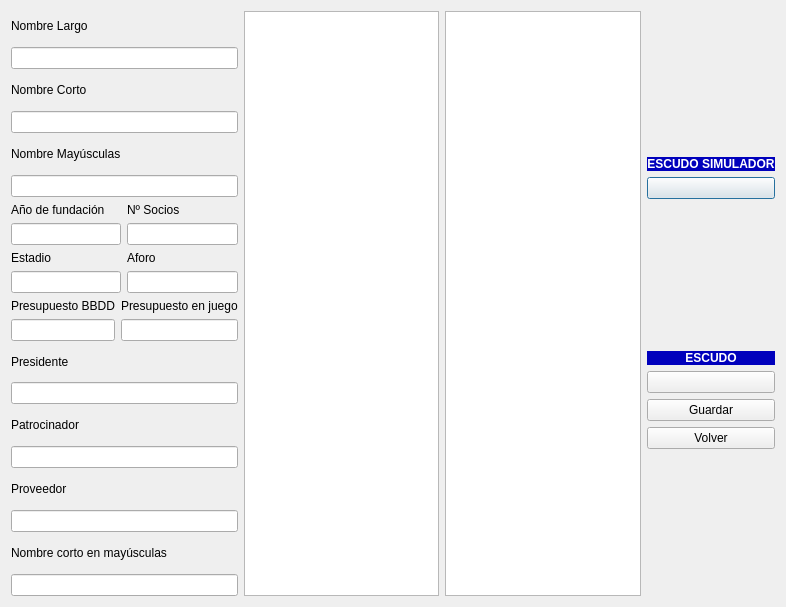
Before: the Qt Designer form FUTBOL_RELOAD/dialogequipos.ui in pcnimdock/FUTBOL_RELOAD, drawn with Qt 5.
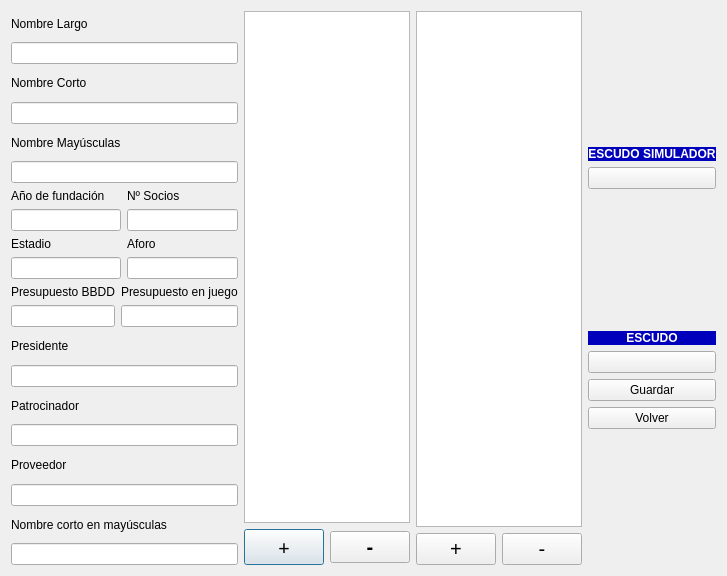
After: the same form once the commit is applied. Custom widgets are drawn as their Qt base class.

Diff of the .ui file:
```diff
--- a/FUTBOL_RELOAD/dialogequipos.ui
+++ b/FUTBOL_RELOAD/dialogequipos.ui
@@ -6,15 +6,15 @@
    <rect>
     <x>0</x>
     <y>0</y>
-    <width>786</width>
-    <height>607</height>
+    <width>666</width>
+    <height>576</height>
    </rect>
   </property>
   <property name="windowTitle">
    <string>Edición de equipo</string>
   </property>
-  <layout class="QHBoxLayout" name="horizontalLayout">
-   <item>
+  <layout class="QGridLayout" name="gridLayout_2">
+   <item row="0" column="0">
     <layout class="QVBoxLayout" name="verticalLayout_17">
      <item>
       <layout class="QVBoxLayout" name="verticalLayout_3">
@@ -211,6 +211,8 @@
      </item>
     </layout>
    </item>
+   <item row="0" column="1">
+    <layout class="QHBoxLayout" name="horizontalLayout_5">
    <item>
     <spacer name="horizontalSpacer">
      <property name="orientation">
@@ -225,7 +227,7 @@
     </spacer>
    </item>
    <item>
-    <layout class="QHBoxLayout" name="horizontalLayout_14">
+      <layout class="QVBoxLayout" name="verticalLayout_19">
      <item>
       <widget class="QTableView" name="tableView_jugadores">
        <property name="editTriggers">
@@ -234,7 +236,9 @@
       </widget>
      </item>
      <item>
-      <spacer name="horizontalSpacer_2">
+        <layout class="QHBoxLayout" name="horizontalLayout_4">
+         <item>
+          <spacer name="horizontalSpacer_5">
        <property name="orientation">
         <enum>Qt::Horizontal</enum>
        </property>
@@ -246,6 +250,45 @@
        </property>
       </spacer>
      </item>
+         <item>
+          <layout class="QHBoxLayout" name="horizontalLayout">
+           <item>
+            <widget class="QPushButton" name="btn_mas_jugador">
+             <property name="font">
+              <font>
+               <family>Sans Serif</family>
+               <pointsize>15</pointsize>
+               <weight>50</weight>
+               <bold>false</bold>
+              </font>
+             </property>
+             <property name="text">
+              <string>+</string>
+             </property>
+            </widget>
+           </item>
+           <item>
+            <widget class="QPushButton" name="btn_menos_jugador">
+             <property name="font">
+              <font>
+               <pointsize>15</pointsize>
+               <weight>75</weight>
+               <bold>true</bold>
+              </font>
+             </property>
+             <property name="text">
+              <string>-</string>
+             </property>
+            </widget>
+           </item>
+          </layout>
+         </item>
+        </layout>
+       </item>
+      </layout>
+     </item>
+     <item>
+      <layout class="QVBoxLayout" name="verticalLayout_18">
      <item>
       <widget class="QTableView" name="tableView_entrenadores">
        <property name="editTriggers">
@@ -254,19 +297,81 @@
       </widget>
      </item>
      <item>
+        <layout class="QHBoxLayout" name="horizontalLayout_3">
+         <item>
+          <layout class="QHBoxLayout" name="horizontalLayout_2">
+           <item>
+            <spacer name="horizontalSpacer_4">
+             <property name="orientation">
+              <enum>Qt::Horizontal</enum>
+             </property>
+             <property name="sizeHint" stdset="0">
+              <size>
+               <width>40</width>
+               <height>20</height>
+              </size>
+             </property>
+            </spacer>
+           </item>
+           <item>
+            <widget class="QPushButton" name="btn_mas_entrenador">
+             <property name="font">
+              <font>
+               <pointsize>15</pointsize>
+              </font>
+             </property>
+             <property name="text">
+              <string>+</string>
+             </property>
+            </widget>
+           </item>
+           <item>
+            <widget class="QPushButton" name="btn_menos_entrenador">
+             <property name="font">
+              <font>
+               <pointsize>15</pointsize>
+              </font>
+             </property>
+             <property name="text">
+              <string>-</string>
+             </property>
+            </widget>
+           </item>
+          </layout>
+         </item>
+        </layout>
+       </item>
+      </layout>
+     </item>
+     <item>
+      <spacer name="horizontalSpacer_2">
+       <property name="orientation">
+        <enum>Qt::Horizontal</enum>
+       </property>
+       <property name="sizeHint" stdset="0">
+        <size>
+         <width>40</width>
+         <height>20</height>
+        </size>
+       </property>
+      </spacer>
+     </item>
+    </layout>
+   </item>
+   <item row="0" column="2">
       <spacer name="horizontalSpacer_3">
        <property name="orientation">
         <enum>Qt::Horizontal</enum>
        </property>
        <property name="sizeHint" stdset="0">
         <size>
-         <width>40</width>
+       <width>188</width>
          <height>20</height>
         </size>
        </property>
       </spacer>
      </item>
-     <item>
+   <item row="0" column="3">
       <layout class="QVBoxLayout" name="verticalLayout_4">
        <item>
         <layout class="QVBoxLayout" name="verticalLayout_2">
@@ -334,8 +439,6 @@
             <string>Volver</string>
            </property>
           </widget>
-         </item>
-        </layout>
        </item>
       </layout>
      </item>
```
Lines whose indentation alone changed are shown as unchanged.
